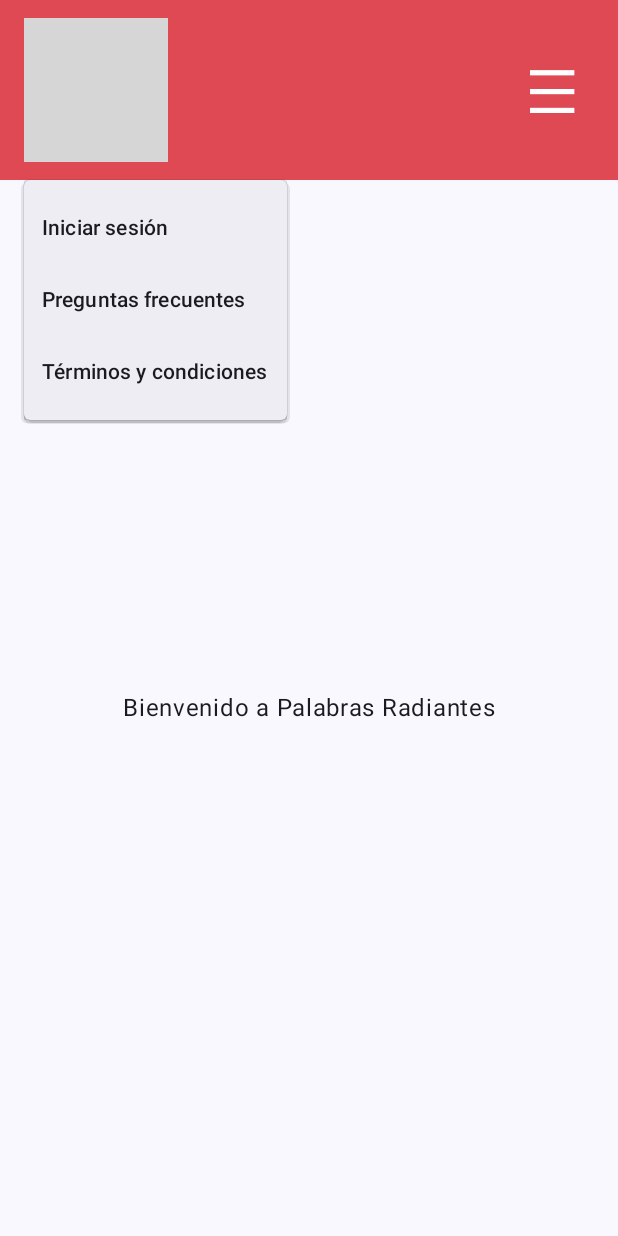
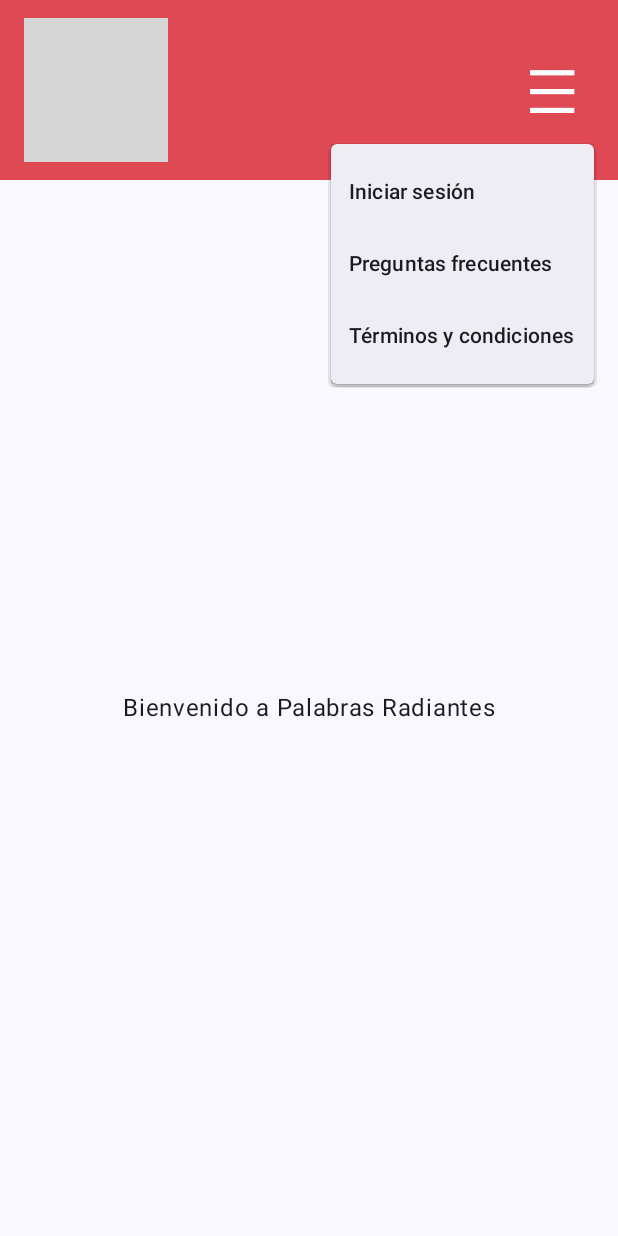
Before and after one commit to josedrodas/ProyectoAPPMoviles, an Android app built with Jetpack Compose: the screen it shows after launch (MainActivity), after a tap on an icon or button, on a phone screen of 412 x 824 dp. Run offline under Robolectric (Android 15) with nearby library versions, the phone set to English and light mode, and no system bars; grey boxes are pictures that could not be loaded.

Commit message:
V 0.1.1 Inicio de MainScreen Top bar "Check"

```diff
--- a/app/src/main/java/com/example/app_joserodas/MainActivity.kt
+++ b/app/src/main/java/com/example/app_joserodas/MainActivity.kt
@@ -18,6 +18,7 @@ import androidx.compose.ui.Modifier
 import androidx.compose.ui.graphics.Color
 import androidx.compose.ui.layout.ContentScale
 import androidx.compose.ui.res.painterResource
+import androidx.compose.ui.unit.DpOffset
 import androidx.compose.ui.unit.dp
 import androidx.compose.ui.unit.sp
 import com.example.app_joserodas.ui.theme.APP_JoseRodasTheme
@@ -32,7 +33,6 @@ class MainActivity : ComponentActivity() {
 
 @Composable
 fun Home() {
-
     var menu by remember { mutableStateOf(false) }
 
     Scaffold(
@@ -52,6 +52,7 @@ fun Home() {
                     modifier = Modifier.height(96.dp),
                     contentScale = ContentScale.Fit
                 )
+
                 Spacer(Modifier.weight(1f))
 
                 Box(
@@ -61,21 +62,26 @@ fun Home() {
                     contentAlignment = Alignment.Center
                 ) {
                     Text("☰", color = Color.White, fontSize = 40.sp)
-                }
 
-                DropdownMenu(expanded = menu, onDismissRequest = { menu = false }) {
-                    DropdownMenuItem(text = { Text("Iniciar sesión") }, onClick = { menu = false })
-                    DropdownMenuItem(text = { Text("Preguntas frecuentes") }, onClick = { menu = false })
-                    DropdownMenuItem(text = { Text("Términos y condiciones") }, onClick = { menu = false })
+                    DropdownMenu(
+                        expanded = menu,
+                        onDismissRequest = { menu = false },
+                        offset = DpOffset(x = 0.dp, y = 8.dp)
+                    ) {
+                        DropdownMenuItem(text = { Text("Iniciar sesión") }, onClick = { menu = false })
+                        DropdownMenuItem(text = { Text("Preguntas frecuentes") }, onClick = { menu = false })
+                        DropdownMenuItem(text = { Text("Términos y condiciones") }, onClick = { menu = false })
+                    }
                 }
             }
         }
-    ) { inner ->
-        Box(
+    ) { inner -> Box(
             modifier = Modifier
                 .padding(inner)
                 .fillMaxSize(),
             contentAlignment = Alignment.Center
-        ) { Text("Bienvenido a Palabras Radiantes") }
+        ) {
+            Text("Bienvenido a Palabras Radiantes")
+        }
     }
 }
```
